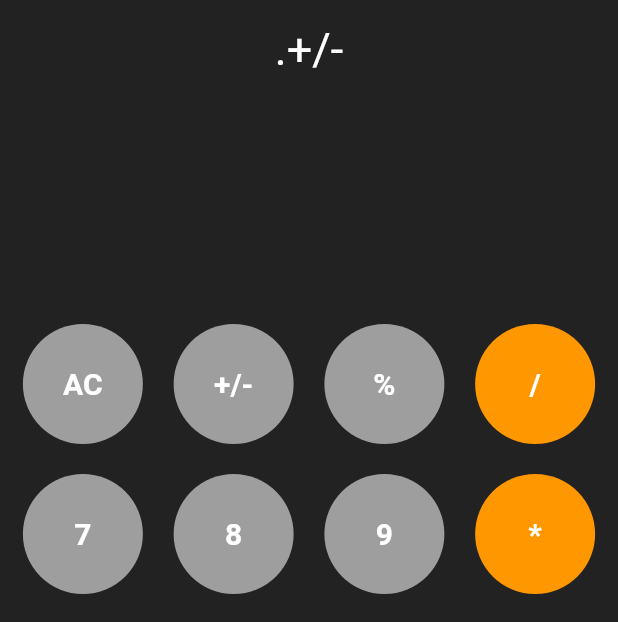
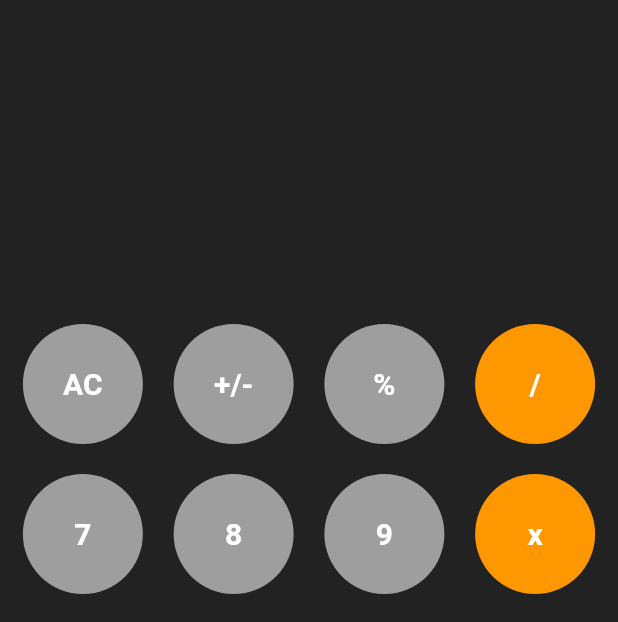
Before and after one commit to KaushalGautam080/Calculator_Flutter, a Flutter app: the screen it shows after launch, item 2 of the bottom bar chosen, after a tap on "Del", on a phone screen of 412 x 824 dp. Shown: the top 622 px of the screen. Run offline on Flutter 3.47's test engine with Material 2 defaults, Android fonts, the phone set to English and light mode, and no system bars; our stand-ins replace math_expressions.

Commit message:
calculator working

```diff
--- a/lib/home_screen.dart
+++ b/lib/home_screen.dart
@@ -1,5 +1,6 @@
 import 'package:calculator_app/components/buttons.dart';
 import 'package:flutter/material.dart';
+import 'package:math_expressions/math_expressions.dart';
 
 class HomeScreen extends StatefulWidget {
   const HomeScreen({Key? key}) : super(key: key);
@@ -23,10 +24,18 @@ class _HomeScreenState extends State<HomeScreen> {
               child: Padding(
                 padding: const EdgeInsets.symmetric(vertical: 15),
                 child: Column(
+                  mainAxisAlignment: MainAxisAlignment.end,
+                  crossAxisAlignment: CrossAxisAlignment.end,
                   children: [
-                    Text(
-                      userInput.toString(),
-                      style: TextStyle(fontSize: 30, color: Colors.white),
+                    Align(
+                      alignment: Alignment.bottomRight,
+                      child: Text(
+                        userInput.toString(),
+                        style: TextStyle(fontSize: 30, color: Colors.white),
+                      ),
+                    ),
+                    SizedBox(
+                      height: 10,
                     ),
                     Text(
                       output.toString(),
@@ -104,9 +113,9 @@ class _HomeScreenState extends State<HomeScreen> {
                         },
                       ),
                       Button(
-                        title: '*',
+                        title: 'x',
                         onPress: () {
-                          userInput += '*';
+                          userInput += 'x';
                           setState(() {});
                         },
                       ),
@@ -204,13 +213,14 @@ class _HomeScreenState extends State<HomeScreen> {
                           title: 'Del',
                           color: Colors.grey,
                           onPress: () {
-                            userInput += '+/-';
+                            userInput =
+                                userInput.substring(0, userInput.length - 1);
                             setState(() {});
                           }),
                       Button(
                         title: '=',
                         onPress: () {
-                          userInput += '=';
+                          equalPress();
                           setState(() {});
                         },
                       ),
@@ -224,4 +234,14 @@ class _HomeScreenState extends State<HomeScreen> {
       ),
     );
   }
+
+  void equalPress() {
+    String finaluserInput = userInput;
+    finaluserInput = userInput.replaceAll('x', '*');
+    Parser p = Parser();
+    Expression exp = p.parse(finaluserInput);
+    ContextModel ctx = ContextModel();
+    double eval = exp.evaluate(EvaluationType.REAL, ctx);
+    output = eval.toString();
+  }
 }
--- a/lib/main.dart
+++ b/lib/main.dart
@@ -12,6 +12,7 @@ class MyApp extends StatelessWidget {
   @override
   Widget build(BuildContext context) {
     return MaterialApp(
+      debugShowCheckedModeBanner: false,
       home: HomeScreen(),
     );
   }
--- a/pubspec.yaml
+++ b/pubspec.yaml
@@ -36,6 +36,7 @@ dependencies:
   # The following adds the Cupertino Icons font to your application.
   # Use with the CupertinoIcons class for iOS style icons.
   cupertino_icons: ^1.0.2
+  math_expressions: ^2.3.1
 
 dev_dependencies:
   flutter_test:
```
Also changed, not shown: pubspec.lock.
